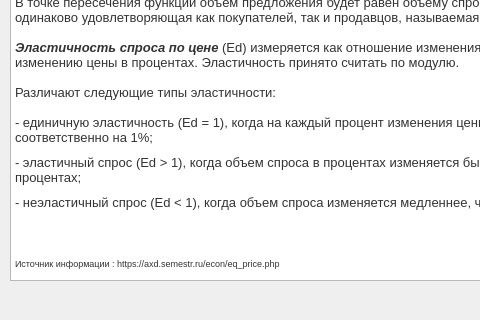
SaYxGal/Economics-cpp, file helpwindow.ui: the form before one commit; both pictures show x 0 to 480 and y 180 to 500 of the 700 by 500 pixel window.
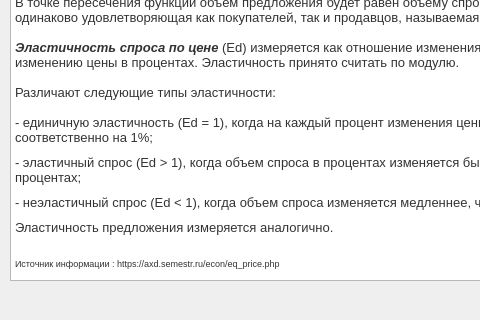
The form after the commit.

Commit message: Добавлено отображение зоны излишков потребителя на графике, требуется доработка функции

```diff
--- a/helpwindow.ui
+++ b/helpwindow.ui
@@ -50,7 +50,7 @@
 &lt;p style=&quot; margin-top:0px; margin-bottom:10px; margin-left:0px; margin-right:0px; -qt-block-indent:0; text-indent:0px; background-color:#ffffff;&quot;&gt;&lt;span style=&quot; font-family:'sans-serif','Georgia','Times New Roman','Verdana','Arial'; font-size:10pt; color:#333333; background-color:#ffffff;&quot;&gt;- единичную эластичность (Ed = 1), когда на каждый процент изменения цены объем спроса изменяется соответственно на 1%;&lt;/span&gt;&lt;/p&gt;
 &lt;p style=&quot; margin-top:0px; margin-bottom:10px; margin-left:0px; margin-right:0px; -qt-block-indent:0; text-indent:0px; background-color:#ffffff;&quot;&gt;&lt;span style=&quot; font-family:'sans-serif','Georgia','Times New Roman','Verdana','Arial'; font-size:10pt; color:#333333; background-color:#ffffff;&quot;&gt;- эластичный спрос (Ed &amp;gt; 1), когда объем спроса в процентах изменяется быстрее, чем изменяется цена в процентах;&lt;/span&gt;&lt;/p&gt;
 &lt;p style=&quot; margin-top:0px; margin-bottom:10px; margin-left:0px; margin-right:0px; -qt-block-indent:0; text-indent:0px; background-color:#ffffff;&quot;&gt;&lt;span style=&quot; font-family:'sans-serif','Georgia','Times New Roman','Verdana','Arial'; font-size:10pt; color:#333333; background-color:#ffffff;&quot;&gt;- неэластичный спрос (Ed &amp;lt; 1), когда объем спроса изменяется медленнее, чем изменяется цена.&lt;/span&gt;&lt;/p&gt;
-&lt;p style=&quot;-qt-paragraph-type:empty; margin-top:0px; margin-bottom:10px; margin-left:0px; margin-right:0px; -qt-block-indent:0; text-indent:0px; font-family:'sans-serif','Georgia','Times New Roman','Verdana','Arial'; font-size:10pt; color:#333333; background-color:#ffffff;&quot;&gt;&lt;br /&gt;&lt;/p&gt;
+&lt;p style=&quot; margin-top:0px; margin-bottom:10px; margin-left:0px; margin-right:0px; -qt-block-indent:0; text-indent:0px; background-color:#ffffff;&quot;&gt;&lt;span style=&quot; font-family:'sans-serif','Georgia','Times New Roman','Verdana','Arial'; font-size:10pt; color:#333333; background-color:#ffffff;&quot;&gt;Эластичность предложения измеряется аналогично.&lt;/span&gt;&lt;/p&gt;
 &lt;p style=&quot;-qt-paragraph-type:empty; margin-top:0px; margin-bottom:0px; margin-left:0px; margin-right:0px; -qt-block-indent:0; text-indent:0px; font-family:'sans-serif','Georgia','Times New Roman','Verdana','Arial'; font-size:8pt; color:#333333;&quot;&gt;&lt;br /&gt;&lt;/p&gt;
 &lt;p style=&quot; margin-top:0px; margin-bottom:0px; margin-left:0px; margin-right:0px; -qt-block-indent:0; text-indent:0px;&quot;&gt;&lt;span style=&quot; font-family:'sans-serif','Georgia','Times New Roman','Verdana','Arial'; font-size:7pt; color:#333333;&quot;&gt;Источник информации : https://axd.semestr.ru/econ/eq_price.php&lt;/span&gt;&lt;/p&gt;&lt;/body&gt;&lt;/html&gt;</string>
    </property>
```
The commit also changes 2 other files.
